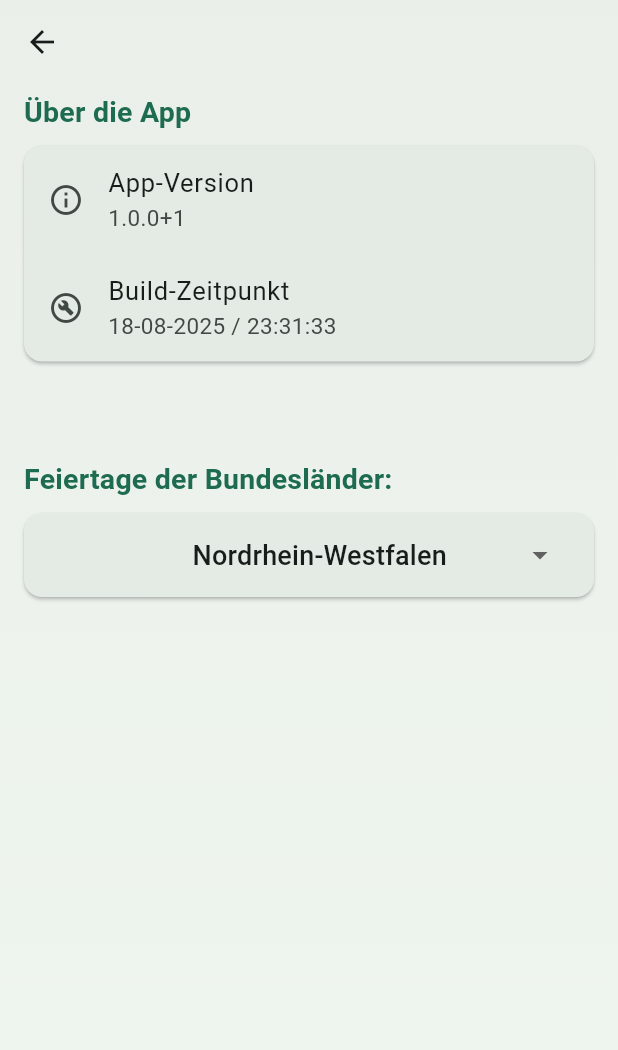
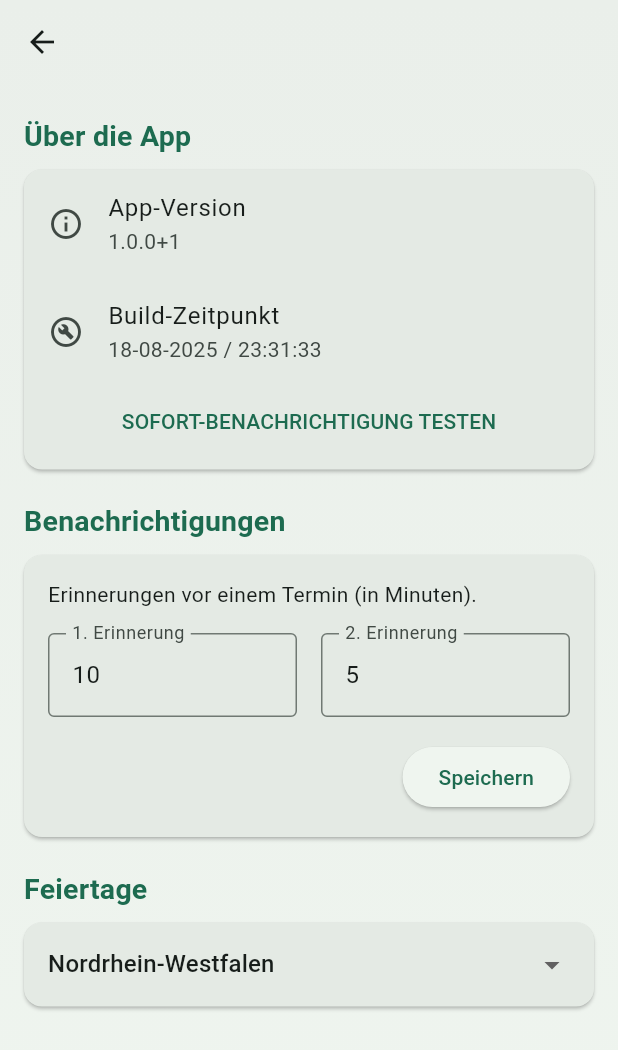
Before and after one commit to urdev-github1/ukalender2, a Flutter app: the screen it shows after launch, after a tap on the "settings" icon, on a phone screen of 412 x 824 dp. Shown: the top 1050 px of the screen. Run offline on Flutter 3.47's test engine with Material 3 defaults, Android fonts, the phone set to English and light mode, and no system bars; our stand-ins replace file_picker, flutter_local_notifications, package_info_plus, share_plus, shared_preferences, sqflite and 2 more; missing offline and left inert: add_2_calendar, icalendar_parser, icalendar_plus; accounts and stored records are empty; network calls fail.

```diff
--- a/lib/models/event.dart
+++ b/lib/models/event.dart
@@ -6,17 +6,42 @@ import '../utils/app_colors.dart';
 
 part 'event.g.dart';
 
+// =======================================================================
+// ==================== HIER BEGINNEN DIE ÄNDERUNGEN =====================
+// =======================================================================
+
+// Hilfsfunktionen für das Datum, die von @JsonKey verwendet werden
+// Speichert das Datum als ISO-String in der universellen UTC-Zeitzone.
+String _dateToJson(DateTime date) => date.toUtc().toIso8601String();
+
+// Liest das Datum als String und konvertiert es sofort in die lokale Zeit des Geräts.
+// Dies ist die entscheidende Korrektur für das Zeitzonen-Problem.
+DateTime _dateFromJson(String dateString) =>
+    DateTime.parse(dateString).toLocal();
+
+// Hilfsfunktionen für die Farbe, die von @JsonKey verwendet werden
+//int _colorToJson(Color color) => color.value;
+int _colorToJson(Color color) => color.toARGB32();
+Color _colorFromJson(int value) => Color(value);
+
+// =======================================================================
+// ===================== HIER ENDEN DIE ÄNDERUNGEN =======================
+// =======================================================================
+
 @JsonSerializable()
 class Event {
-  final String id; // Wird in der DB als TEXT PRIMARY KEY gespeichert
-  final String title; // Wird in der DB als TEXT gespeichert
-  final String?
-  description; // Wird in der DB als TEXT (kann NULL sein) gespeichert
-  final DateTime date; // Wird als TEXT (ISO-8601 String) in der DB gespeichert
-  final bool isHoliday; // Wird als INTEGER (0 oder 1) in der DB gespeichert
+  final String id;
+  final String title;
+  final String? description;
+  final bool isHoliday;
 
+  // Wende die benutzerdefinierte Konvertierungsfunktion auf das 'date'-Feld an.
+  @JsonKey(toJson: _dateToJson, fromJson: _dateFromJson)
+  final DateTime date;
+
+  // Wende die benutzerdefinierte Konvertierungsfunktion auf das 'color'-Feld an.
   @JsonKey(toJson: _colorToJson, fromJson: _colorFromJson)
-  final Color color; // Wird als INTEGER (der Farbwert) in der DB gespeichert
+  final Color color;
 
   Event({
     required this.id,
@@ -27,15 +52,7 @@ class Event {
     this.color = AppColors.lightBlue,
   });
 
-  // Diese Factory wird von der Datenbank-Hilfsklasse (getAllEvents) verwendet,
-  // um aus einer Map<String, dynamic> wieder ein Event-Objekt zu erstellen.
   factory Event.fromJson(Map<String, dynamic> json) => _$EventFromJson(json);
 
-  // Diese Methode wird von der Datenbank-Hilfsklasse (insertEvent, updateEvent) verwendet,
-  // um das Event-Objekt in eine Map<String, dynamic> umzuwandeln, die sqflite versteht.
   Map<String, dynamic> toJson() => _$EventToJson(this);
 }
-
-// Hilfsfunktionen für die Farbe, die von @JsonKey verwendet werden
-int _colorToJson(Color color) => color.value;
-Color _colorFromJson(int value) => Color(value);
--- a/lib/screens/settings_screen.dart
+++ b/lib/screens/settings_screen.dart
@@ -4,6 +4,7 @@ import 'package:flutter/material.dart';
 import 'package:flutter/services.dart';
 import 'package:package_info_plus/package_info_plus.dart';
 import '../generated/build_info.dart';
+import '../services/notification_service.dart'; // NEUER Import für den Test-Button
 import '../services/storage_service.dart';
 
 class SettingsScreen extends StatefulWidget {
@@ -22,6 +23,10 @@ class _SettingsScreenState extends State<SettingsScreen> {
     version: 'Unknown',
     buildNumber: 'Unknown',
   );
+
+  late TextEditingController _reminder1Controller;
+  late TextEditingController _reminder2Controller;
+
   final Map<String, String> _germanStates = {
     'NATIONAL': 'Bundesweit',
     'BW': 'Baden-Württemberg',
@@ -45,22 +50,39 @@ class _SettingsScreenState extends State<SettingsScreen> {
   @override
   void initState() {
     super.initState();
-    _loadCurrentState();
+    _reminder1Controller = TextEditingController();
+    _reminder2Controller = TextEditingController();
+    _loadAllSettings();
     _loadPackageInfo();
   }
 
-  void _loadCurrentState() async {
+  @override
+  void dispose() {
+    _reminder1Controller.dispose();
+    _reminder2Controller.dispose();
+    super.dispose();
+  }
+
+  Future<void> _loadAllSettings() async {
     final savedState = await _storageService.getSelectedState();
+    final reminderMinutes = await _storageService.getReminderMinutes();
+    // Sicherstellen, dass der State noch gemounted ist, bevor setState aufgerufen wird
+    if (mounted) {
       setState(() {
         _selectedStateCode = savedState;
+        _reminder1Controller.text = reminderMinutes['reminder1']!.toString();
+        _reminder2Controller.text = reminderMinutes['reminder2']!.toString();
       });
+    }
   }
 
   Future<void> _loadPackageInfo() async {
     final info = await PackageInfo.fromPlatform();
+    if (mounted) {
       setState(() {
         _packageInfo = info;
       });
+    }
   }
 
   void _onStateSelected(String? newCode) {
@@ -72,9 +94,26 @@ class _SettingsScreenState extends State<SettingsScreen> {
     }
   }
 
+  void _saveReminderSettings() {
+    // Schließt die Tastatur, bevor gespeichert wird
+    FocusScope.of(context).unfocus();
+
+    final reminder1 = int.tryParse(_reminder1Controller.text) ?? 0;
+    final reminder2 = int.tryParse(_reminder2Controller.text) ?? 0;
+    _storageService.saveReminderMinutes(reminder1, reminder2);
+
+    // Feedback für den Benutzer
+    ScaffoldMessenger.of(context).showSnackBar(
+      const SnackBar(
+        content: Text('Erinnerungszeiten gespeichert.'),
+        duration: Duration(seconds: 2),
+      ),
+    );
+  }
+
   Widget _buildSectionTitle(BuildContext context, String title) {
     return Padding(
-      padding: const EdgeInsets.fromLTRB(16.0, 4.0, 16.0, 8.0),
+      padding: const EdgeInsets.fromLTRB(16.0, 20.0, 16.0, 8.0),
       child: Text(
         title,
         style: Theme.of(context).textTheme.titleMedium?.copyWith(
@@ -93,7 +132,6 @@ class _SettingsScreenState extends State<SettingsScreen> {
 
     return Scaffold(
       appBar: AppBar(
-        //title: const Text('Einstellungen'),
         backgroundColor: Colors.transparent,
         elevation: 0,
         systemOverlayStyle: SystemUiOverlayStyle(
@@ -107,21 +145,14 @@ class _SettingsScreenState extends State<SettingsScreen> {
       extendBodyBehindAppBar: true,
       body: PopScope(
         canPop: false,
-
-        // =======================================================================
-        // ==================== HIER IST DIE ENDGÜLTIGE LÖSUNG =====================
-        // =======================================================================
-
-        // Wir verwenden die Signatur `(bool didPop)`, die Ihr Compiler erwartet.
-        // Der Kommentar `// ignore...` weist den Linter an, die Deprecation-Warnung
-        // nur für diese eine Zeile zu ignorieren. Das ist die saubere Lösung
-        // für dieses Versionskonflikt-Problem.
-        // ignore: deprecated_member_use
-        onPopInvoked: (bool didPop) {
+        // UPDATED: 'onPopInvoked' is replaced with 'onPopInvokedWithResult'
+        // and the callback signature is updated.
+        onPopInvokedWithResult: (bool didPop, Object? result) {
           if (didPop) return;
           Navigator.of(context).pop(true);
         },
-
+        child: GestureDetector(
+          onTap: () => FocusScope.of(context).unfocus(),
           child: Container(
             decoration: BoxDecoration(
               gradient: LinearGradient(
@@ -138,7 +169,6 @@ class _SettingsScreenState extends State<SettingsScreen> {
                 top: kToolbarHeight + MediaQuery.of(context).padding.top,
               ),
               children: [
-              // ===== ANORDNUNG GETAUSCHT: "ÜBER DIE APP" STEHT JETZT OBEN =====
                 _buildSectionTitle(context, 'Über die App'),
                 Card(
                   margin: const EdgeInsets.symmetric(horizontal: 16.0),
@@ -146,58 +176,116 @@ class _SettingsScreenState extends State<SettingsScreen> {
                     children: [
                       ListTile(
                         leading: const Icon(Icons.info_outline),
-                      title: const Text(
-                        'App-Version',
-                        style: TextStyle(fontSize: 17),
-                      ),
+                        title: const Text('App-Version'),
                         subtitle: Text(
                           '${_packageInfo.version}+${_packageInfo.buildNumber}',
-                        style: const TextStyle(fontSize: 15),
                         ),
                       ),
                       ListTile(
                         leading: const Icon(Icons.build_circle_outlined),
-                      title: const Text(
-                        'Build-Zeitpunkt',
-                        style: TextStyle(fontSize: 17),
+                        title: const Text('Build-Zeitpunkt'),
+                        subtitle: const Text(BuildInfo.buildTimestamp),
                       ),
-                      subtitle: const Text(
-                        BuildInfo.buildTimestamp,
-                        style: TextStyle(fontSize: 15),
+                      // =======================================================================
+                      // ==================== HIER IST DER TEST-BUTTON =========================
+                      // =======================================================================
+                      Padding(
+                        padding: const EdgeInsets.only(bottom: 8.0),
+                        child: TextButton(
+                          onPressed: () {
+                            NotificationService().showTestNotification();
+                          },
+                          child: const Text('SOFORT-BENACHRICHTIGUNG TESTEN'),
+                        ),
+                      ),
+                      // =======================================================================
+                      // =======================================================================
+                    ],
+                  ),
+                ),
+                _buildSectionTitle(context, 'Benachrichtigungen'),
+                Card(
+                  margin: const EdgeInsets.symmetric(horizontal: 16.0),
+                  child: Padding(
+                    padding: const EdgeInsets.all(16.0),
+                    child: Column(
+                      crossAxisAlignment: CrossAxisAlignment.start,
+                      children: [
+                        const Text(
+                          'Erinnerungen vor einem Termin (in Minuten).',
+                        ),
+                        const SizedBox(height: 16),
+                        Row(
+                          children: [
+                            Expanded(
+                              child: TextField(
+                                controller: _reminder1Controller,
+                                decoration: const InputDecoration(
+                                  labelText: '1. Erinnerung',
+                                  border: OutlineInputBorder(),
+                                ),
+                                keyboardType: TextInputType.number,
+                                inputFormatters: [
+                                  FilteringTextInputFormatter.digitsOnly,
+                                ],
+                              ),
+                            ),
+                            const SizedBox(width: 16),
+                            Expanded(
+                              child: TextField(
+                                controller: _reminder2Controller,
+                                decoration: const InputDecoration(
+                                  labelText: '2. Erinnerung',
+                                  border: OutlineInputBorder(),
+                                ),
+                                keyboardType: TextInputType.number,
+                                inputFormatters: [
+                                  FilteringTextInputFormatter.digitsOnly,
+                                ],
                               ),
                             ),
                           ],
                         ),
-              ),
-
-              // HIER WURDE DER ABSTAND EINGEFÜGT
-              const SizedBox(height: 60.0),
-
-              // ===== "FEIERTAGE" STEHT JETZT UNTEN =====
-              _buildSectionTitle(context, 'Feiertage der Bundesländer:'),
-              Card(
-                margin: const EdgeInsets.symmetric(horizontal: 16.0),
-                child: ListTile(
-                  trailing: DropdownButton<String>(
-                    value: _selectedStateCode,
-                    onChanged: _onStateSelected,
-                    underline: const SizedBox(),
-                    items: _germanStates.entries.map((entry) {
-                      return DropdownMenuItem<String>(
-                        value: entry.key,
-                        child: Text(
-                          entry.value,
-                          style: const TextStyle(fontSize: 18.0),
-                        ),
-                      );
-                    }).toList(),
-                  ),
+                        const SizedBox(height: 16),
+                        Align(
+                          alignment: Alignment.centerRight,
+                          child: ElevatedButton(
+                            onPressed: _saveReminderSettings,
+                            child: const Text('Speichern'),
                           ),
                         ),
                       ],
                     ),
                   ),
                 ),
+                _buildSectionTitle(context, 'Feiertage'),
+                Card(
+                  margin: const EdgeInsets.symmetric(horizontal: 16.0),
+                  child: Padding(
+                    padding: const EdgeInsets.symmetric(
+                      horizontal: 16.0,
+                      vertical: 4.0,
+                    ),
+                    child: DropdownButton<String>(
+                      value: _selectedStateCode,
+                      onChanged: _onStateSelected,
+                      underline: const SizedBox(),
+                      isExpanded: true,
+                      items: _germanStates.entries.map((entry) {
+                        return DropdownMenuItem<String>(
+                          value: entry.key,
+                          child: Text(entry.value),
+                        );
+                      }).toList(),
+                    ),
+                  ),
+                ),
+                const SizedBox(height: 20), // Abstand am Ende
+              ],
+            ),
+          ),
+        ),
+      ),
     );
   }
 }
--- a/lib/services/storage_service.dart
+++ b/lib/services/storage_service.dart
@@ -1,49 +1,32 @@
-// lib/services/storage_service
+// lib/services/storage_service.dart
 
-// Importiere nicht mehr 'dart:io', 'dart:convert' oder 'path_provider'.
-// Diese Details sind jetzt im DatabaseHelper gekapselt.
 import '../models/event.dart';
-import 'database_helper.dart'; // Der NEUE und wichtigste Import
+import 'database_helper.dart';
 import 'package:shared_preferences/shared_preferences.dart';
 
 class StorageService {
-  // 1. Instanz des DatabaseHelper als einzige Verbindung zur Datenbank herstellen
   final dbHelper = DatabaseHelper.instance;
 
-  // 2. loadEvents() wird stark vereinfacht
   Future<List<Event>> loadEvents() async {
-    // Die gesamte Komplexität des Lesens wird an den dbHelper delegiert.
-    // Wir sagen nur noch "gib mir alle Events", nicht mehr "lies diese Datei".
     return await dbHelper.getAllEvents();
   }
 
-  // 3. Die ineffiziente saveEvents() Methode wird durch granulare Methoden ersetzt
-
-  // Die alte Methode wird nicht mehr benötigt.
-  /*
-  Future<void> saveEvents(List<Event> events) async {
-    // Diese Methode passt nicht mehr zum Datenbank-Ansatz.
-  }
-  */
-
-  // NEUE Methode, um EINEN einzelnen Termin hinzuzufügen.
   Future<void> addEvent(Event event) async {
     await dbHelper.insertEvent(event);
   }
 
-  // NEUE Methode, um EINEN einzelnen Termin zu aktualisieren.
   Future<void> updateEvent(Event event) async {
     await dbHelper.updateEvent(event);
   }
 
-  // NEUE Methode, um EINEN einzelnen Termin anhand seiner ID zu löschen.
   Future<void> deleteEvent(String id) async {
     await dbHelper.deleteEvent(id);
   }
 
-  // === SharedPreferences für einfache Einstellungen (Bundesland) ===
-  // 4. Dieser Teil bleibt zu 100% identisch!
+  // === SharedPreferences für einfache Einstellungen ===
   static const _stateCodeKey = 'user_state_code';
+  static const _reminder1MinutesKey = 'reminder_1_minutes';
+  static const _reminder2MinutesKey = 'reminder_2_minutes';
 
   Future<void> saveSelectedState(String stateCode) async {
     final prefs = await SharedPreferences.getInstance();
@@ -54,4 +37,25 @@ class StorageService {
     final prefs = await SharedPreferences.getInstance();
     return prefs.getString(_stateCodeKey) ?? 'NW';
   }
+
+  Future<void> saveReminderMinutes(int reminder1, int reminder2) async {
+    final prefs = await SharedPreferences.getInstance();
+    await prefs.setInt(_reminder1MinutesKey, reminder1);
+    await prefs.setInt(_reminder2MinutesKey, reminder2);
+  }
+
+  Future<Map<String, int>> getReminderMinutes() async {
+    final prefs = await SharedPreferences.getInstance();
+    return {
+      // =======================================================================
+      // ==================== HIER IST DIE ÄNDERUNG ============================
+      // =======================================================================
+      // 1. Erinnerung (die weiter entfernte) ist standardmäßig 10 Minuten vorher.
+      'reminder1': prefs.getInt(_reminder1MinutesKey) ?? 10,
+      // 2. Erinnerung (die nähere) ist standardmäßig 5 Minuten vorher.
+      'reminder2': prefs.getInt(_reminder2MinutesKey) ?? 5,
+      // =======================================================================
+      // =======================================================================
+    };
+  }
 }
```
Also changed, not shown: lib/services/notification_service.dart (+88 -32 lines), lib/models/event.g.dart. Lines whose indentation alone changed are shown as unchanged.
